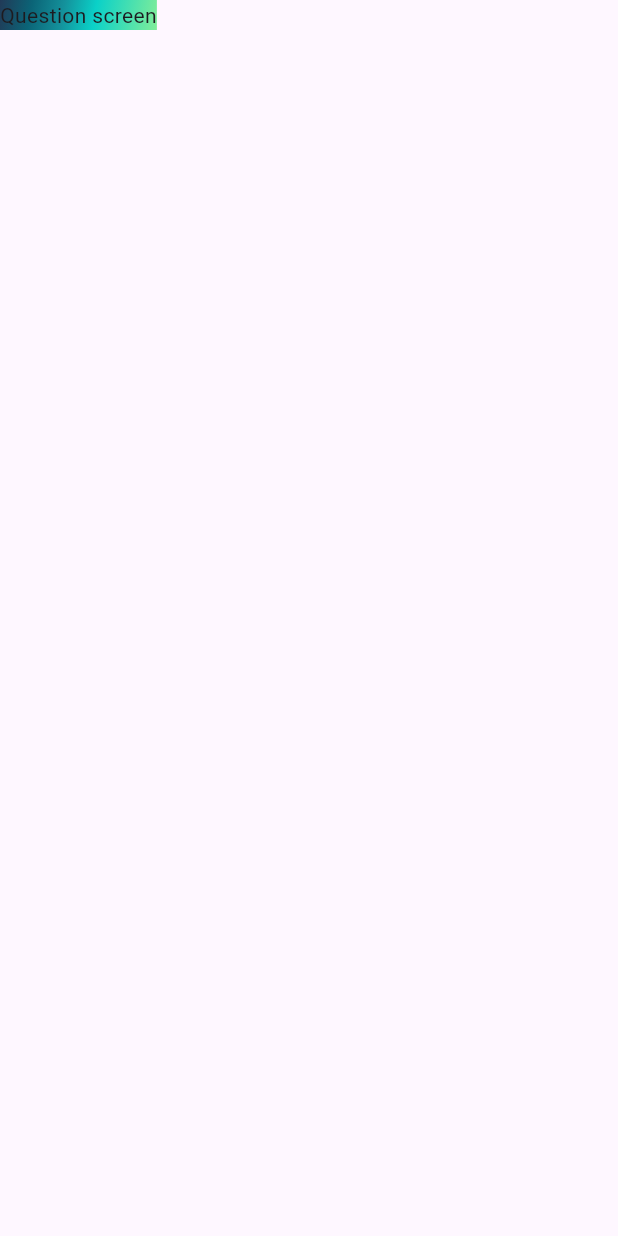
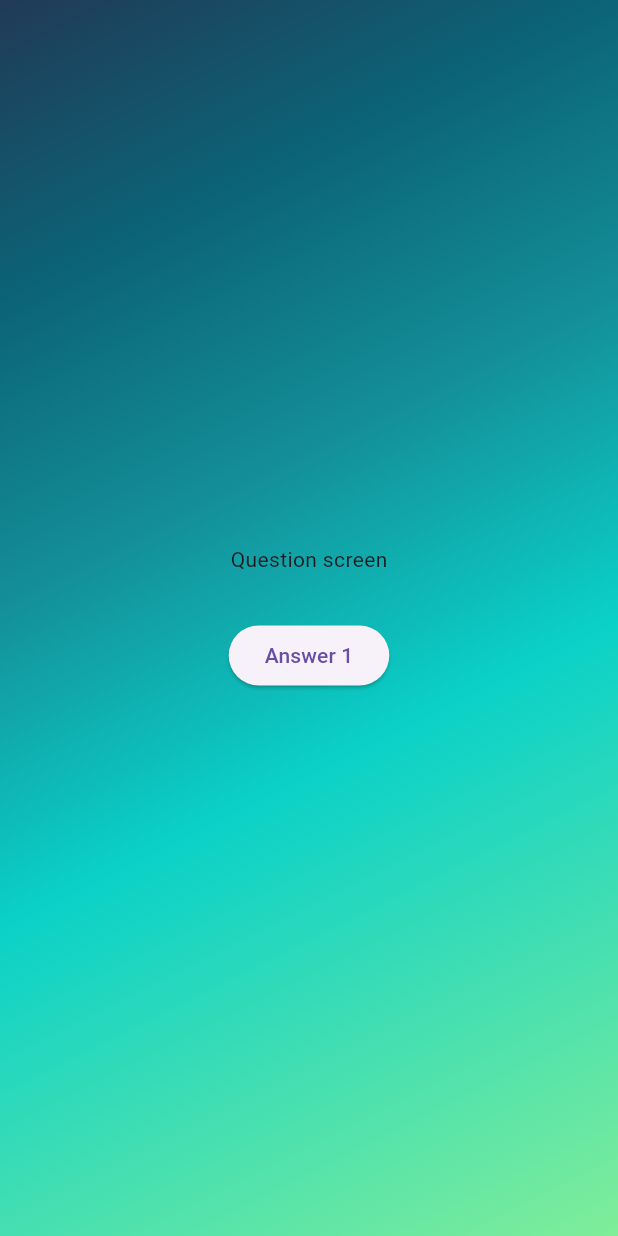
Before and after one commit to vohoangloc123/quiz_app, a Flutter app: the screen it shows after launch, after a tap on "Start Quiz", on a phone screen of 412 x 824 dp. Run offline on Flutter 3.47's test engine with Material 3 defaults, Android fonts, the phone set to English and light mode, and no system bars.

Commit message:
Added questions screen

```diff
--- a/lib/questions_screen.dart
+++ b/lib/questions_screen.dart
@@ -1,4 +1,5 @@
 import 'package:flutter/cupertino.dart';
+import 'package:flutter/material.dart';
 
 class QuestionsScreen extends StatefulWidget {
   const QuestionsScreen({super.key});
@@ -10,6 +11,14 @@ class QuestionsScreen extends StatefulWidget {
 class _QuestionsScreenState extends State<QuestionsScreen> {
   @override
   Widget build(BuildContext context) {
-    return const Text('Question screen');
+    return Center(
+      child: Column(mainAxisSize: MainAxisSize.min, children: [
+        const Text('Question screen'),
+        const SizedBox(
+          height: 30,
+        ),
+        ElevatedButton(onPressed: () {}, child: Text('Answer 1'))
+      ]),
+    );
   }
 }
```
